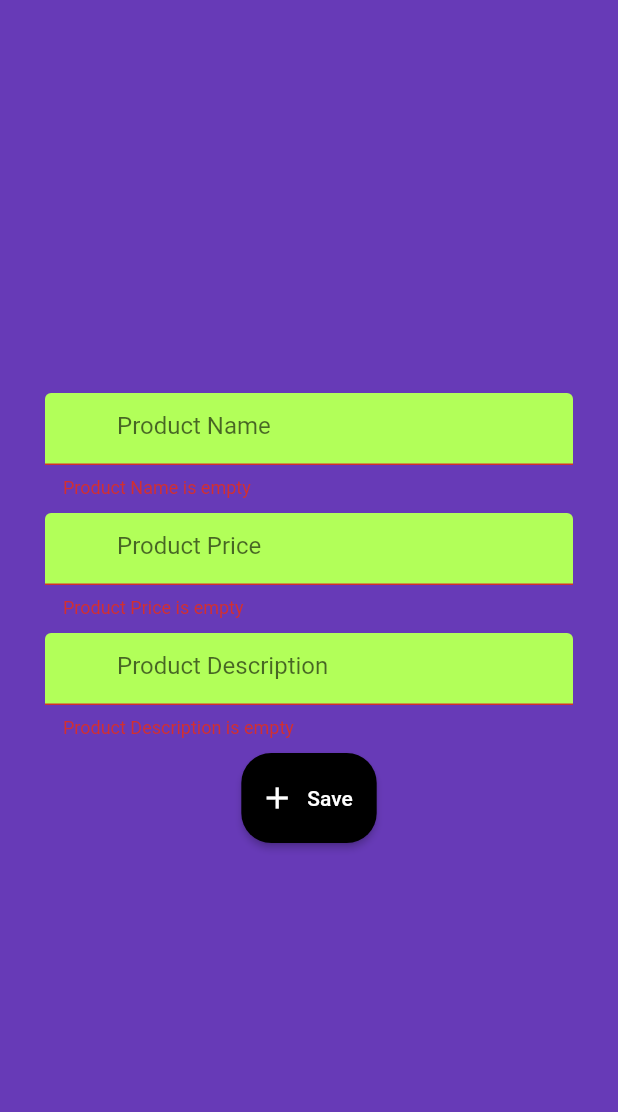
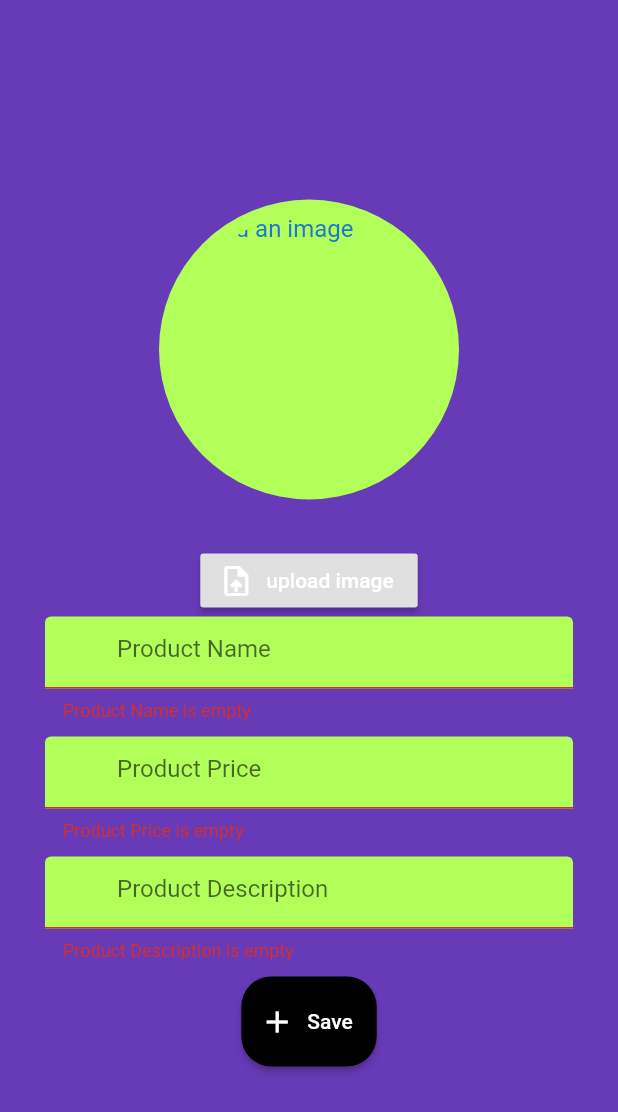
Before and after one commit to AlbertLouca/Pharmacy-Market, a Flutter app: the AddProduct screen opened by its route, after a tap on "Save", on a phone screen of 412 x 824 dp. Shown: the top 1112 px of the screen. Run offline on Flutter 3.47's test engine with Material 2 defaults, Android fonts, the light colour scheme and no system bars; our stand-ins replace cloud_firestore, firebase_core, firebase_storage, image_picker; missing offline and left inert: Pharmacy; accounts and stored records are empty.

Commit message:
adding a picture to the product is done

```diff
--- a/lib/models/Products.dart
+++ b/lib/models/Products.dart
@@ -2,14 +2,16 @@ import 'package:cloud_firestore/cloud_firestore.dart';
 import 'package:flutter/cupertino.dart';
 import 'package:pharmacynew/constants.dart';
 import 'package:pharmacynew/models/Product.dart';
-final Firestore _firestore=Firestore.instance;
+import 'package:firebase_core/firebase_core.dart';
+
+final  _firestore= FirebaseFirestore.instance;
 
 class Products with ChangeNotifier{
 
 
  void addProduct(Product p) {
 //print (this.pName);
-    _firestore.collection(kProductsCollection).add(
+   FirebaseFirestore.instance.collection(kProductsCollection).add(
 
         {
           kProductName: p.pName,
@@ -20,4 +22,6 @@ class Products with ChangeNotifier{
         });
     //notifyListeners();
   }
+
+
 }
--- a/lib/screens/admin/add_Product.dart
+++ b/lib/screens/admin/add_Product.dart
@@ -1,17 +1,54 @@
+
+import 'dart:io';
 import 'package:flutter/material.dart';
 import 'package:pharmacynew/templates/GenericTextFeild.dart';
 import 'package:pharmacynew/models/Product.dart';
 import '../../constants.dart';
 import 'package:pharmacynew/models/Products.dart';
+import 'package:image_picker/image_picker.dart';
+import 'package:firebase_storage/firebase_storage.dart' as firebase_storage;
+import 'package:path/path.dart';
 final _product=Product();
-class AddProduct extends StatelessWidget {
+class AddProduct extends StatefulWidget {
   static String id='AddProduct';
+
+  @override
+  _AddProductState createState() => _AddProductState();
+}
+
+class _AddProductState extends State<AddProduct> {
+
   String _name,_description;
+
  String _price;
+
   final _Products =Products();
+
   final GlobalKey<FormState> _globalKey=GlobalKey<FormState>();
+File _image;
+
+
   @override
   Widget build(BuildContext context) {
+    Future getImage() async {
+var image = await ImagePicker.pickImage(source:ImageSource.gallery);
+setState(() {
+  _image=image;
+  print('Image Path $_image');
+});
+    }
+    Future uploadPic(BuildContext context )async{
+      String fileName=basename(_image.path);
+      firebase_storage.Reference  firebaseStorageRef = firebase_storage.FirebaseStorage.instance.ref().child(fileName);
+      firebase_storage.UploadTask uploadTask = firebaseStorageRef.putFile(_image);
+      firebase_storage.TaskSnapshot snapshot = await uploadTask;
+      setState(() {
+        print('iamge was uploaded');
+        Scaffold.of(context).showSnackBar(SnackBar(content:Text ('Product was added Successfuly')));
+
+      });
+
+    }
 return Scaffold(
     backgroundColor: kBackGroundColor,
 
@@ -20,6 +57,33 @@ return Scaffold(
       child: Column(
 mainAxisAlignment: MainAxisAlignment.center,
    children: <Widget>[
+
+     SizedBox(height: 20.0,),
+
+
+
+
+
+            CircleAvatar(radius: 100,
+            backgroundColor: kFillTextFeildColor,
+            child:ClipOval(
+
+              child:SizedBox(
+
+                width: 180.0,
+                height: 180.0,
+                child:(_image!=null)?Image.file(_image,fit:BoxFit.fill):Text('Upload an image'),
+
+              )
+
+            )),
+
+     SizedBox(height:30),
+
+ RaisedButton.icon(onPressed:(){ getImage();}, icon:Icon(Icons.upload_file, color:Colors.white,) , label:Text('upload image',style: TextStyle(color:Colors.white),)),
+
+
+
       GenericTextFeild(onClick: (value){
         _name=value;
 
@@ -46,13 +110,15 @@ mainAxisAlignment: MainAxisAlignment.center,
            onPressed: (){if (_globalKey.currentState.validate())
 _globalKey.currentState.save();
 
-_Products.addProduct(Product(
-  pName: _name,
-  pPrice:_price,
-  pDescription: _description
 
+             _Products.addProduct(Product(
+                 pName: _name,
+                 pPrice: _price,
+                 pDescription: _description
 
-));
+             ));
+             uploadPic(context);
+
 
              },
            shape: RoundedRectangleBorder(
```
Also changed, not shown: lib/main.dart (+14 -4 lines), lib/screens/user/products_screen.dart (+4 -3 lines), pubspec.yaml (+5 -3 lines), pubspec.lock.
